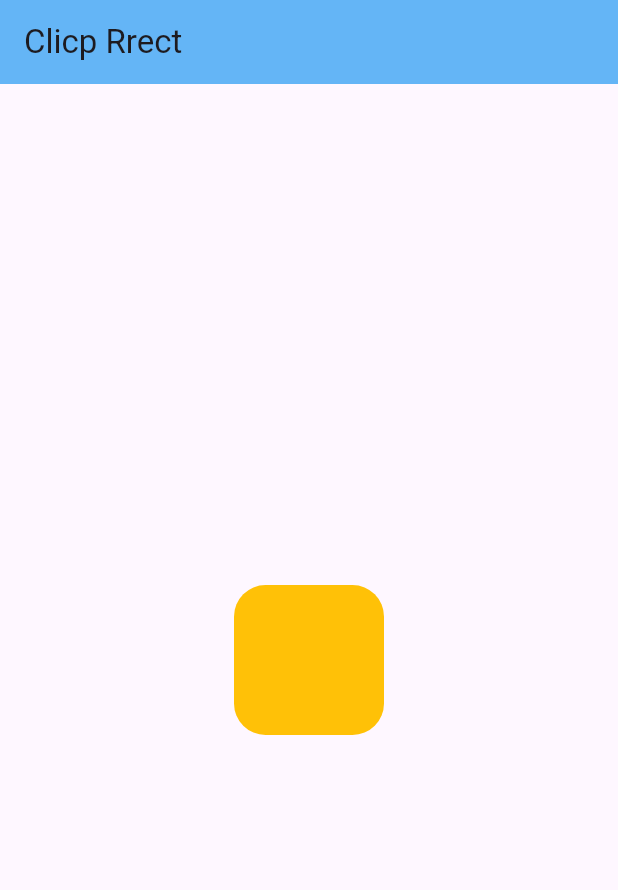
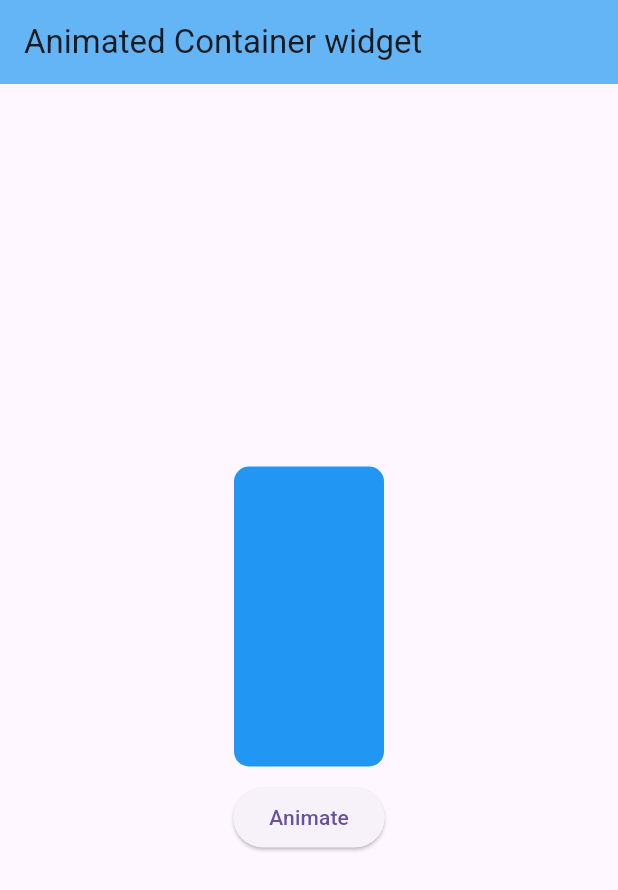
Before and after one commit to thesoumisamanta/Flutter-Widgets, a Flutter app: the screen it shows after launch, on a phone screen of 412 x 824 dp. Shown: the top 890 px of the screen. Run offline on Flutter 3.47's test engine with Material 3 defaults, Android fonts, the phone set to English and light mode, and no system bars; our stand-ins replace font_awesome_flutter.

Commit message:
Add AnimatedContainerWidget and EasyDartModel; update main widget to use AnimatedContainerWidget

```diff
--- /dev/null
+++ b/lib/animation/animated_container_widget.dart
@@ -0,0 +1,60 @@
+import 'package:flutter/material.dart';
+
+class AnimatedContainerWidget extends StatefulWidget {
+  @override
+  State<AnimatedContainerWidget> createState() =>
+      _AnimatedContainerWidgetState();
+}
+
+class _AnimatedContainerWidgetState extends State<AnimatedContainerWidget> {
+  var _height = 200.0;
+  var _width = 100.0;
+  bool flag = true;
+  // Color bgColor = Colors.blue;
+  Decoration decor = BoxDecoration(
+      borderRadius: BorderRadius.circular(10), color: Colors.blue);
+  @override
+  Widget build(BuildContext context) {
+    return Scaffold(
+        appBar: AppBar(
+          title: Text("Animated Container widget"),
+        ),
+        body: Center(
+          child: Column(
+            mainAxisAlignment: MainAxisAlignment.center,
+            children: [
+              AnimatedContainer(
+                  width: _width,
+                  height: _height,
+                  // color: bgColor,
+                  duration: Duration(seconds: 2),
+                  decoration: decor),
+              SizedBox(
+                height: 10,
+              ),
+              ElevatedButton(
+                  onPressed: () {
+                    setState(() {
+                      if (flag) {
+                        _width = 200.0;
+                        _height = 100.0;
+                        flag = false;
+                        decor = BoxDecoration(
+                            color: Colors.blueGrey,
+                            borderRadius: BorderRadius.circular(20));
+                      } else {
+                        _width = 100.0;
+                        _height = 200.0;
+                        flag = true;
+                        decor = BoxDecoration(
+                            color: Colors.blue,
+                            borderRadius: BorderRadius.circular(10));
+                      }
+                    });
+                  },
+                  child: Text("Animate"))
+            ],
+          ),
+        ));
+  }
+}
--- a/lib/main.dart
+++ b/lib/main.dart
@@ -1,4 +1,5 @@
 import 'package:flutter/material.dart';
+import 'package:practice_1/animation/animated_container_widget.dart';
 import 'package:practice_1/widgets/circular_avatar.dart';
 import 'package:practice_1/customs/rounded_button.dart';
 import 'package:practice_1/widgets/clip_rrect_widget.dart';
@@ -45,7 +46,7 @@ class FlutterApp extends StatelessWidget {
                   TextStyle(fontSize: 25, fontWeight: FontWeight.bold),
               titleSmall:
                   TextStyle(fontSize: 15, fontWeight: FontWeight.w500))),
-      home: ClipRrectWidget(),
+      home: AnimatedContainerWidget(),
     );
   }
 }
```
Also changed, not shown: lib/dart_model/easy_dart_model.dart (added, +27 -0 lines).
